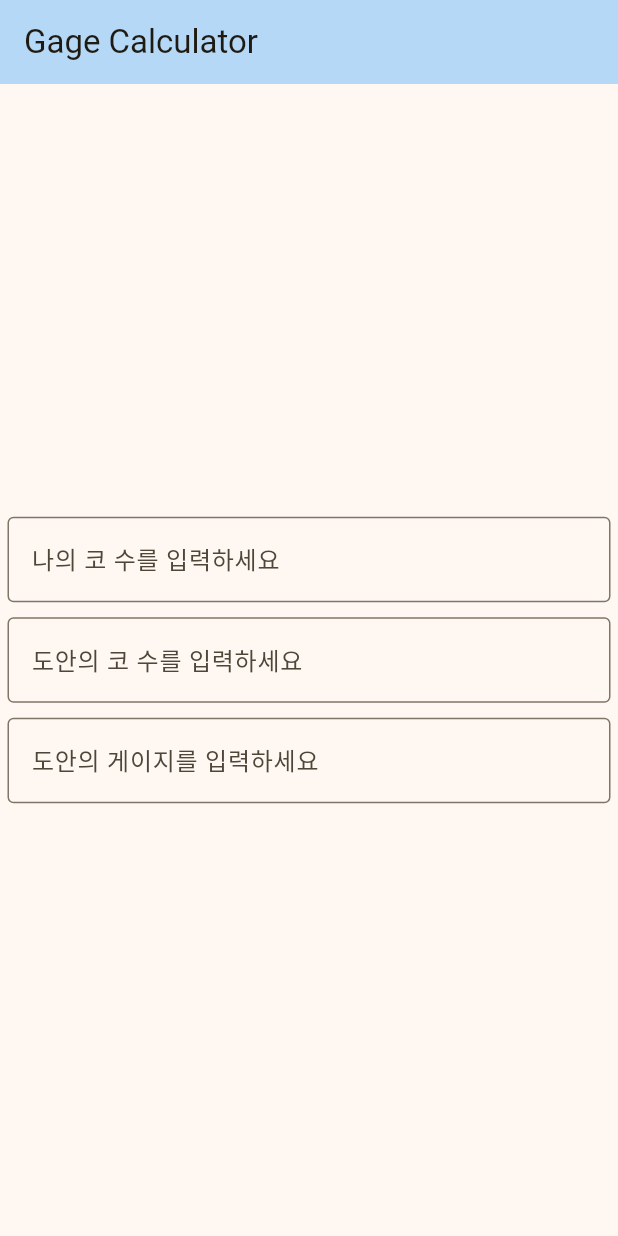
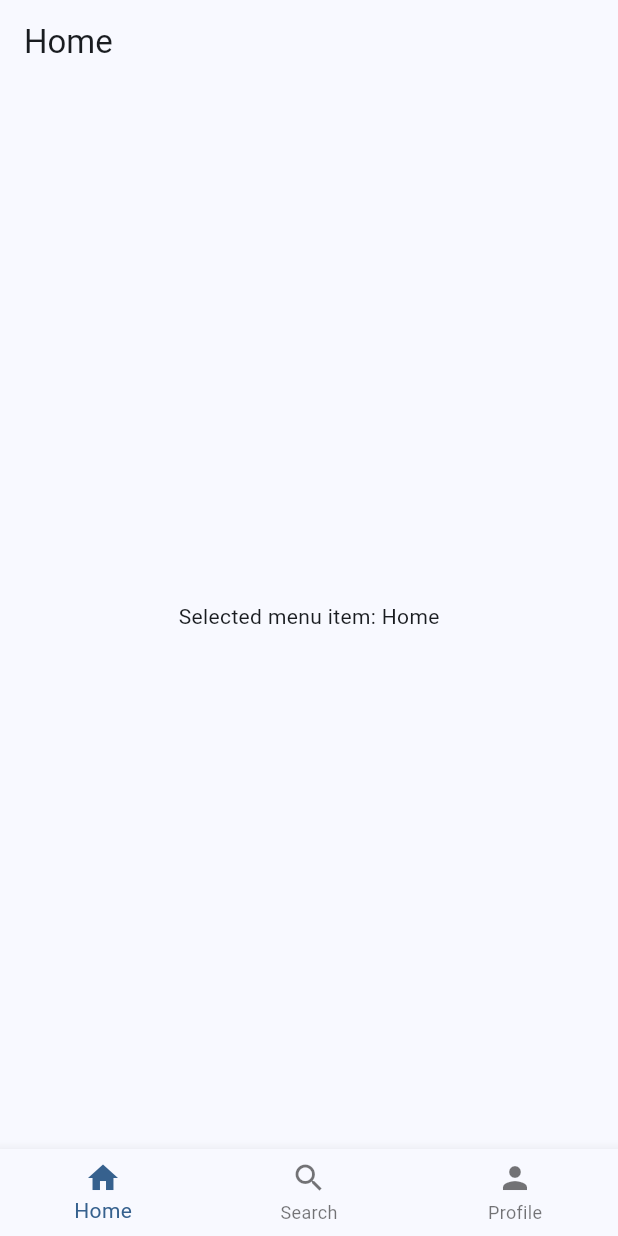
Before and after one commit to soonSoonyy/geeknitter, a Flutter app: the screen it shows after launch, on a phone screen of 412 x 824 dp. Run offline on Flutter 3.47's test engine with Material 3 defaults, Android fonts, the phone set to English and light mode, and no system bars.

Commit message:
프로젝트 구조 전략 적용 및 메뉴 화면 셋팅

```diff
--- a/geeknitterapp/lib/main.dart
+++ b/geeknitterapp/lib/main.dart
@@ -1,4 +1,6 @@
 import 'package:flutter/material.dart';
+
+import 'src/views/home/home_page.dart';
 
 void main() {
   runApp(const MyApp());
@@ -11,116 +13,11 @@
   @override
   Widget build(BuildContext context) {
     return MaterialApp(
-      title: 'Gage Calculator',
       theme: ThemeData(
-        colorScheme: ColorScheme.fromSeed(seedColor: Colors.amber),
+        colorScheme: ColorScheme.fromSeed(seedColor: Colors.blue),
         useMaterial3: true,
       ),
-      home: const HomeWidget(),
+      home: HomePage(),
     );
   }
 }
-
-class HomeWidget extends StatelessWidget {
-  const HomeWidget({super.key});
-
-  @override
-  Widget build(BuildContext context) {
-    return Scaffold(
-      appBar: AppBar(
-        backgroundColor: const Color(0xD8A8D2F8),
-        title: const Text('Gage Calculator'),
-      ),
-      body: const Center(
-        child: Column(
-          mainAxisAlignment: MainAxisAlignment.center,
-          children: [
-            MyCount(),
-            DoanCount(),
-            DoanGage(),
-          ],
-        ),
-      ),
-    );
-  }
-}
-
-class MyCount extends StatefulWidget {
-  const MyCount({super.key});
-
-  @override
-  State<MyCount> createState() => _MyCountState();
-}
-
-class _MyCountState extends State<MyCount> {
-  @override
-  Widget build(BuildContext context) {
-    return Container(
-      margin: const EdgeInsets.all(5),
-      child: const TextField(
-          decoration: InputDecoration(
-            border: OutlineInputBorder(),
-            hintText: '나의 코 수를 입력하세요',
-          )
-      ),
-    );
-  }
-}
-
-class DoanCount extends StatefulWidget {
-  const DoanCount({super.key});
-
-  @override
-  State<DoanCount> createState() => _DoanCountState();
-}
-
-class _DoanCountState extends State<DoanCount> {
-  @override
-  Widget build(BuildContext context) {
-    return Container(
-      margin: const EdgeInsets.all(5),
-      child: const TextField(
-        decoration: InputDecoration(
-          border: OutlineInputBorder(),
-          hintText: '도안의 코 수를 입력하세요',
-        )
-      ),
-    );
-  }
-}
-
-class DoanGage extends StatefulWidget {
-  const DoanGage({super.key});
-
-  @override
-  State<DoanGage> createState() => _DoanGageState();
-}
-
-class _DoanGageState extends State<DoanGage> {
-  @override
-  Widget build(BuildContext context) {
-    return Container(
-      margin: const EdgeInsets.all(5),
-      child: const TextField(
-          decoration: InputDecoration(
-            border: OutlineInputBorder(),
-            hintText: '도안의 게이지를 입력하세요',
-          )
-      ),
-    );
-  }
-}
-
-class MyGage extends StatefulWidget {
-  const MyGage({super.key});
-
-  @override
-  State<MyGage> createState() => _MyGageState();
-}
-
-class _MyGageState extends State<MyGage> {
-  @override
-  Widget build(BuildContext context) {
-    return const Text('나의 게이지는 0 입니다');
-  }
-}
--- /dev/null
+++ b/geeknitterapp/lib/src/constants/menu_items.dart
@@ -0,0 +1,35 @@
+import 'package:flutter/material.dart';
+
+enum MenuItem {
+  home,
+  search,
+  profile,
+}
+
+extension MenuItemExtension on MenuItem {
+  String get label {
+    switch (this) {
+      case MenuItem.home:
+        return 'Home';
+      case MenuItem.search:
+        return 'Search';
+      case MenuItem.profile:
+        return 'Profile';
+      default:
+        return '';
+    }
+  }
+
+  IconData get icon {
+    switch (this) {
+      case MenuItem.home:
+        return Icons.home;
+      case MenuItem.search:
+        return Icons.search;
+      case MenuItem.profile:
+        return Icons.person;
+      default:
+        return Icons.help;
+    }
+  }
+}
--- /dev/null
+++ b/geeknitterapp/lib/src/views/home/home_page.dart
@@ -0,0 +1,32 @@
+import 'package:flutter/material.dart';
+import '../widgets/bottom_nav_bar.dart';
+import '../../constants/menu_items.dart';
+
+class HomePage extends StatefulWidget {
+  @override
+  _HomePageState createState() => _HomePageState();
+}
+
+class _HomePageState extends State<HomePage> {
+  MenuItem selectedMenuItem = MenuItem.home;
+
+  void onNavBarButtonSelected(MenuItem menuItem) {
+    setState(() {
+      selectedMenuItem = menuItem;
+    });
+    print('Selected menu item: ${menuItem.label}');
+  }
+
+  @override
+  Widget build(BuildContext context) {
+    return Scaffold(
+      appBar: AppBar(
+        title: Text('Home'),
+      ),
+      body: Center(
+        child: Text('Selected menu item: ${selectedMenuItem.label}'),
+      ),
+      bottomNavigationBar: BottomNavBar(onButtonSelected: onNavBarButtonSelected),
+    );
+  }
+}
--- /dev/null
+++ b/geeknitterapp/lib/src/views/pages/project.dart
@@ -0,0 +1 @@
+import 'package:flutter/material.dart';
--- /dev/null
+++ b/geeknitterapp/lib/src/views/widgets/bottom_nav_bar.dart
@@ -0,0 +1,23 @@
+import 'package:flutter/material.dart';
+import '../../constants/menu_items.dart';
+
+class BottomNavBar extends StatelessWidget {
+  final Function(MenuItem) onButtonSelected;
+
+  BottomNavBar({required this.onButtonSelected});
+
+  @override
+  Widget build(BuildContext context) {
+    return BottomNavigationBar(
+      items: MenuItem.values.map((MenuItem item) {
+        return BottomNavigationBarItem(
+          icon: Icon(item.icon),
+          label: item.label,
+        );
+      }).toList(),
+      onTap: (int index) {
+        onButtonSelected(MenuItem.values[index]); // 콜백 함수 호출
+      },
+    );
+  }
+}
```
Also changed, not shown: geeknitterapp/lib/src/views/pages/calculator.dart (added, +126 -0 lines), geeknitterapp/pubspec.lock.
